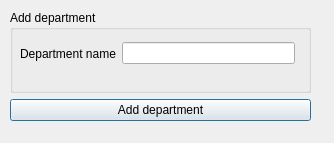
Old version of the form frontend/add_department_window/add_department.ui in the repository TimasTT/company_structure.
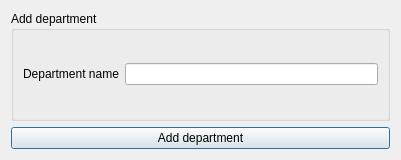
New version of the form.

```diff
--- a/frontend/add_department_window/add_department.ui
+++ b/frontend/add_department_window/add_department.ui
@@ -6,37 +6,23 @@
    <rect>
     <x>0</x>
     <y>0</y>
-    <width>334</width>
-    <height>143</height>
+    <width>401</width>
+    <height>160</height>
    </rect>
   </property>
   <property name="windowTitle">
    <string>Dialog</string>
   </property>
-  <widget class="QWidget" name="">
-   <property name="geometry">
-    <rect>
-     <x>10</x>
-     <y>10</y>
-     <width>301</width>
-     <height>111</height>
-    </rect>
-   </property>
+  <layout class="QHBoxLayout" name="horizontalLayout_2">
+   <item>
    <layout class="QVBoxLayout" name="verticalLayout">
     <item>
      <widget class="QGroupBox" name="groupBox">
       <property name="title">
        <string>Add department</string>
       </property>
-      <widget class="QWidget" name="">
-       <property name="geometry">
-        <rect>
-         <x>10</x>
-         <y>30</y>
-         <width>275</width>
-         <height>27</height>
-        </rect>
-       </property>
+       <layout class="QVBoxLayout" name="verticalLayout_2">
+        <item>
        <layout class="QHBoxLayout" name="horizontalLayout">
         <item>
          <widget class="QLabel" name="label">
@@ -49,7 +35,8 @@
          <widget class="QLineEdit" name="departmentName"/>
         </item>
        </layout>
-      </widget>
+        </item>
+       </layout>
      </widget>
     </item>
     <item>
@@ -60,7 +47,8 @@
      </widget>
     </item>
    </layout>
-  </widget>
+   </item>
+  </layout>
  </widget>
  <resources/>
  <connections/>
```
Lines whose indentation alone changed are shown as unchanged.
